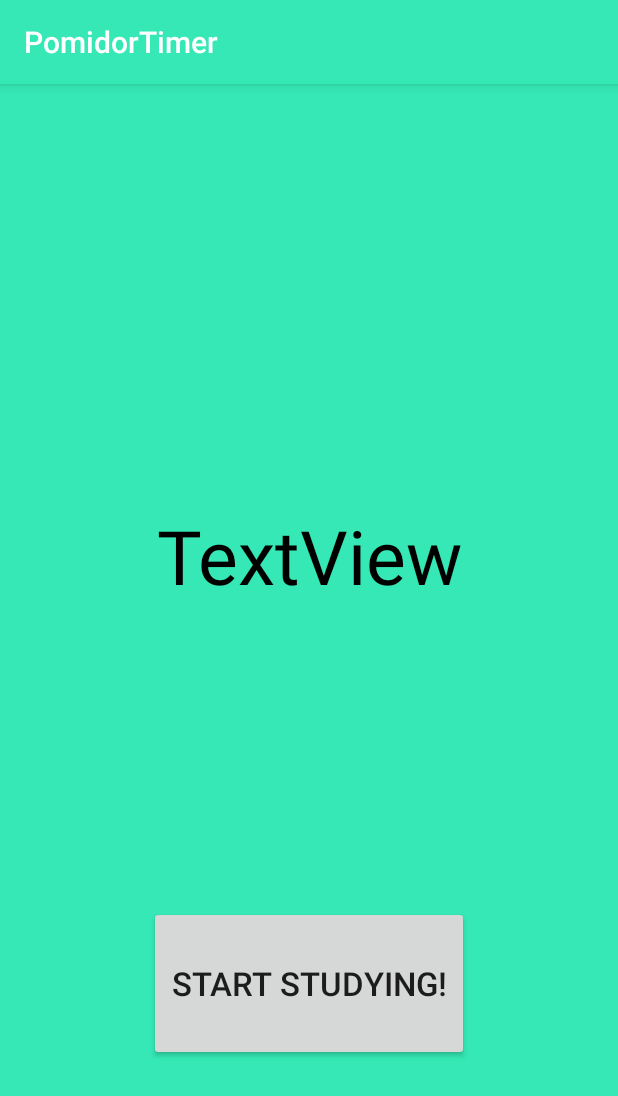
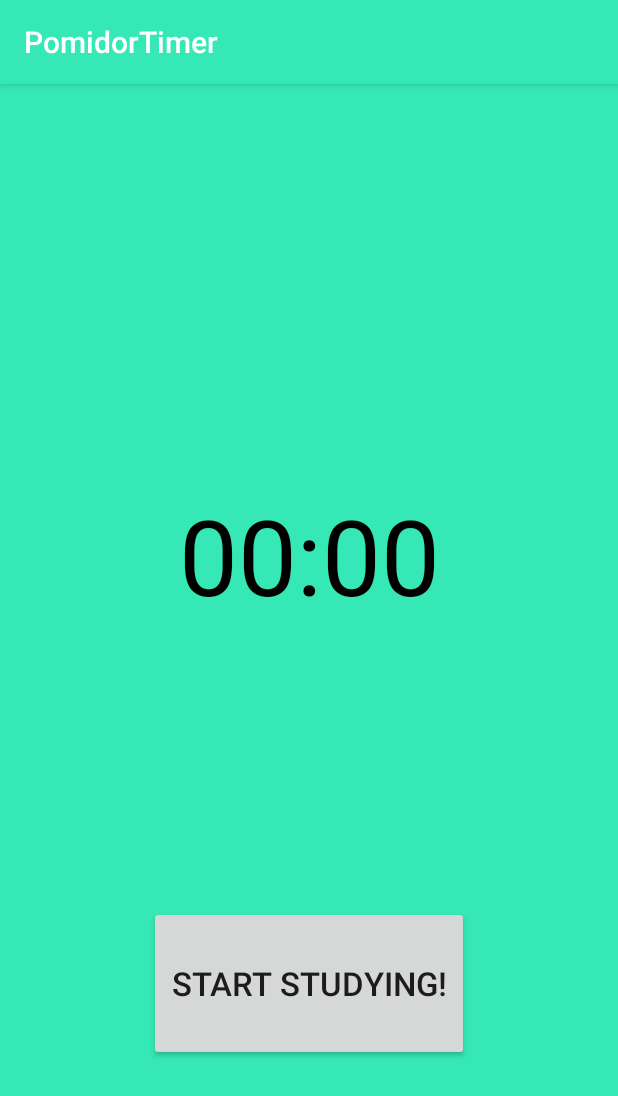
Before and after one commit to marcinlukanus/PomidorTimer, an Android app: the screen it shows after launch (MainActivity), on a phone screen of 412 x 824 dp. Shown: the top 1096 px of the screen. Run offline under Robolectric (Android 15) with nearby library versions, the phone set to English and light mode, and no system bars.

```diff
--- a/app/src/main/java/com/hotdog/pomidortimer/MainActivity.java
+++ b/app/src/main/java/com/hotdog/pomidortimer/MainActivity.java
@@ -6,30 +6,81 @@ import android.view.View;
 import android.widget.Button;
 import android.widget.TextView;
 
+import java.util.concurrent.TimeUnit;
+
 public class MainActivity extends AppCompatActivity {
 
-//    final Button study = findViewById(R.id.study);
-//    final TextView clock = findViewById(R.id.clock);
-//    final CountDownTimerPausable timer = null;
-//    final long twentyFiveMinutes = 60 * 25;
-//    final long fiveMinutes = 60 * 5;
-//    final long INTERVAL = 1000;
+    Button study;
+    TextView clock;
+    TextView topText;
+    CountDownTimerPausable timer;
+
+    final long twentyFiveMinutes = 60 * 25 * 1000;
+    final long fiveMinutes = 60 * 5 * 1000;
+    final long INTERVAL = 1000;
+    boolean initialClick = true;
+    boolean studying = true;
 
     @Override
     protected void onCreate(Bundle savedInstanceState) {
         super.onCreate(savedInstanceState);
         setContentView(R.layout.activity_main);
 
+        study = findViewById(R.id.study);
+        clock = findViewById(R.id.clock);
+        topText = findViewById(R.id.topText);
 
-        //run();
+        run();
     }
 
-//    private void run() {
-//        study.setOnClickListener(new View.OnClickListener() {
-//            @Override
-//            public void onClick(View view) {
-//                study.setText("howdy");
-//            }
-//        });
-//    }
+    private void run() {
+        study.setOnClickListener(new View.OnClickListener() {
+            @Override
+            public void onClick(View view) {
+                if (!initialClick && !timer.isPaused) {
+                    timer.pause();
+                    study.setText("Resume");
+                } else if (!initialClick) {
+                   timer.start();
+                   study.setText("Pause");
+                } else {
+                    initialClick = false;
+                    newTimer(twentyFiveMinutes);
+                    topText.setText("Study time!");
+                    study.setText("Pause");
+                    timer.start();
+                }
+            }
+        });
+    }
+
+    private void newTimer(long time) {
+        timer = new CountDownTimerPausable(time, INTERVAL) {
+            @Override
+            public void onTick(long millisUntilFinished) {
+                int seconds = (int) (millisUntilFinished / 1000);
+                int minutes = seconds / 60;
+                seconds = seconds % 60;
+                clock.setText("" + String.format("%02d", minutes) + ":" + String.format("%02d", seconds));
+            }
+
+            @Override
+            public void onFinish() {
+                timer.cancel();
+
+                if (studying) {
+                    newTimer(fiveMinutes);
+                    timer.start();
+                    topText.setText("Break time!");
+                } else {
+                    newTimer(twentyFiveMinutes);
+                    timer.start();
+                    topText.setText("Study time!");
+                }
+                studying = !studying;
+            }
+        };
+    }
+
+
 }
--- a/app/src/main/res/layout/activity_main.xml
+++ b/app/src/main/res/layout/activity_main.xml
@@ -18,7 +18,7 @@
         android:layout_marginRight="8dp"
         android:layout_marginBottom="8dp"
         android:text="Start Studying!"
-        android:textSize="22dp"
+        android:textSize="22sp"
         app:layout_constraintBottom_toBottomOf="parent"
         app:layout_constraintEnd_toEndOf="parent"
         app:layout_constraintStart_toStartOf="parent"
@@ -36,13 +36,34 @@
         android:layout_marginRight="8dp"
         android:layout_marginBottom="8dp"
         android:gravity="center"
-        android:text="TextView"
+        android:text="00:00"
         android:textColor="@android:color/black"
-        android:textSize="50dp"
+        android:textSize="70sp"
         app:layout_constraintBottom_toBottomOf="parent"
         app:layout_constraintEnd_toEndOf="parent"
         app:layout_constraintStart_toStartOf="parent"
         app:layout_constraintTop_toTopOf="parent"
         app:layout_constraintVertical_bias="0.38" />
 
+    <TextView
+        android:id="@+id/topText"
+        android:layout_width="276dp"
+        android:layout_height="84dp"
+        android:layout_marginStart="8dp"
+        android:layout_marginLeft="8dp"
+        android:layout_marginTop="8dp"
+        android:layout_marginEnd="8dp"
+        android:layout_marginRight="8dp"
+        android:layout_marginBottom="8dp"
+        android:gravity="center"
+        android:textColor="@android:color/black"
+        android:text=""
+        android:textSize="40sp"
+        app:layout_constraintBottom_toBottomOf="parent"
+        app:layout_constraintEnd_toEndOf="parent"
+        app:layout_constraintStart_toStartOf="parent"
+        app:layout_constraintTop_toTopOf="parent"
+        app:layout_constraintVertical_bias="0.115" />
+
+
 </android.support.constraint.ConstraintLayout>
```
